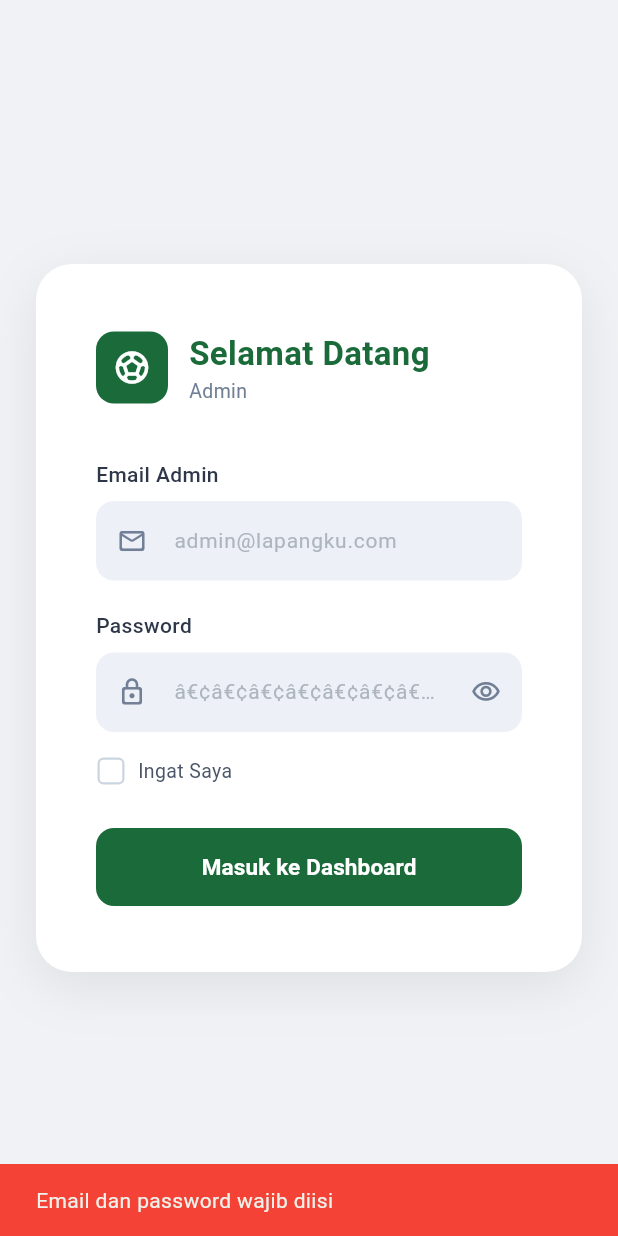
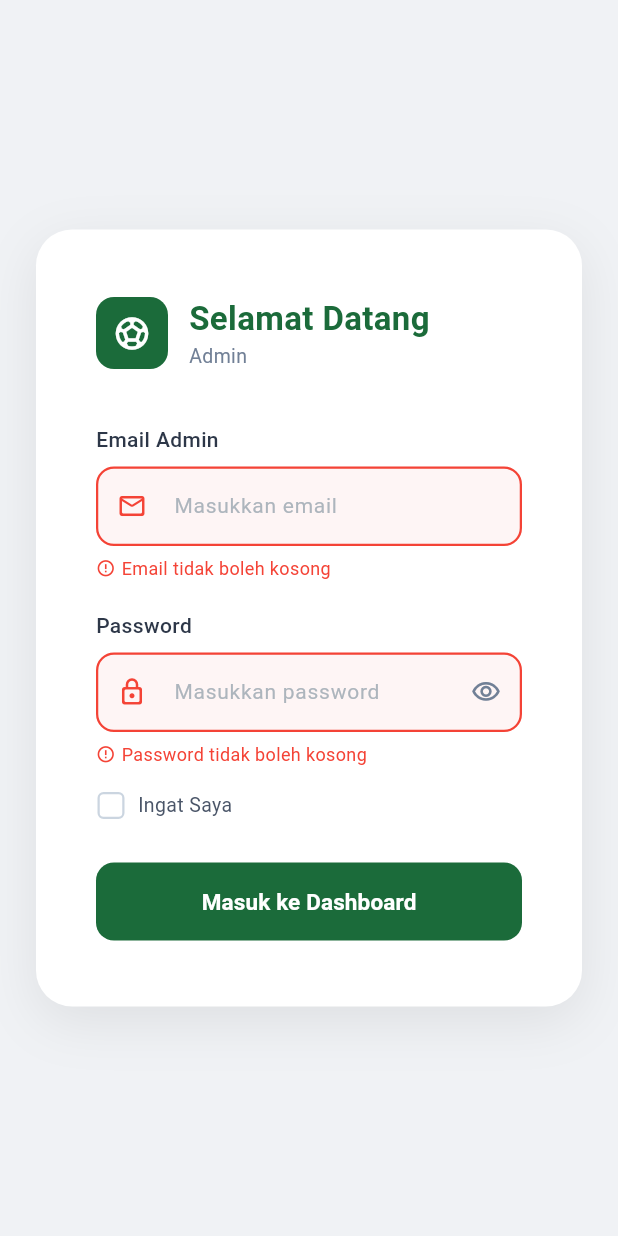
Before and after one commit to Maulanahb/Lapangku, a Flutter app: the AdminLoginPage screen opened by its route, after a tap on "Masuk ke Dashboard", on a phone screen of 412 x 824 dp. Run offline on Flutter 3.47's test engine with Material 3 defaults, Android fonts, the phone set to English and light mode, and no system bars; our stand-ins replace cloud_firestore, firebase_auth, firebase_core, firebase_storage, fl_chart, flutter_riverpod and 5 more; missing offline and left inert: email_otp; accounts and stored records are empty.

Commit message:
fix: update placeholder dan tambah validasi error pada login admin

```diff
--- a/lib/views/admin/admin_login_page.dart
+++ b/lib/views/admin/admin_login_page.dart
@@ -19,6 +19,9 @@ class _AdminLoginPageState extends ConsumerState<AdminLoginPage> {
   final _passwordController = TextEditingController();
   bool _obscurePassword = true;
   bool _rememberMe = false;
+  String? _emailError;
+  String? _passwordError;
+  String? _loginError;
 
   @override
   void initState() {
@@ -45,8 +48,30 @@ class _AdminLoginPageState extends ConsumerState<AdminLoginPage> {
   }
 
   Future<void> _login() async {
-    if (_emailController.text.isEmpty || _passwordController.text.isEmpty) {
-      _showSnackbar('Email dan password wajib diisi', isError: true);
+    setState(() {
+      _emailError = null;
+      _passwordError = null;
+      _loginError = null;
+    });
+
+    if (_emailController.text.isEmpty && _passwordController.text.isEmpty) {
+      setState(() {
+        _emailError = 'Email tidak boleh kosong';
+        _passwordError = 'Password tidak boleh kosong';
+        _loginError = 'Email dan password tidak boleh kosong';
+      });
+      return;
+    }
+    if (_emailController.text.isEmpty) {
+      setState(() {
+        _emailError = 'Email tidak boleh kosong';
+      });
+      return;
+    }
+    if (_passwordController.text.isEmpty) {
+      setState(() {
+        _passwordError = 'Password tidak boleh kosong';
+      });
       return;
     }
 
@@ -60,7 +85,11 @@ class _AdminLoginPageState extends ConsumerState<AdminLoginPage> {
     final authState = ref.read(authProvider);
 
     if (authState.errorMessage != null) {
-      _showSnackbar(authState.errorMessage!, isError: true);
+      setState(() {
+        _emailError = '';
+        _passwordError = '';
+        _loginError = 'Email atau password yang kamu masukkan salah';
+      });
       return;
     }
 
@@ -79,7 +108,9 @@ class _AdminLoginPageState extends ConsumerState<AdminLoginPage> {
 
         Navigator.pushReplacementNamed(context, '/admin-home');
       } else {
-        _showSnackbar('Akun ini bukan admin!', isError: true);
+        setState(() {
+          _loginError = 'Akun ini bukan admin!';
+        });
         await ref.read(authProvider.notifier).logout();
       }
     }
@@ -176,16 +207,17 @@ class _AdminLoginPageState extends ConsumerState<AdminLoginPage> {
                   controller: _emailController,
                   keyboardType: TextInputType.emailAddress,
                   style: const TextStyle(fontSize: 14),
+                  onChanged: (_) => setState(() { _emailError = null; _loginError = null; }),
                   decoration: InputDecoration(
-                    hintText: 'admin@lapangku.com',
+                    hintText: 'Masukkan email',
                     hintStyle: const TextStyle(color: Color(0xFFADB5BD)),
-                    prefixIcon: const Icon(
+                    prefixIcon: Icon(
                       Icons.mail_outline_rounded,
-                      color: Color(0xFF718096),
+                      color: _emailError != null ? Colors.red : const Color(0xFF718096),
                       size: 20,
                     ),
                     filled: true,
-                    fillColor: _fieldBg,
+                    fillColor: _emailError != null ? Colors.red.withOpacity(0.05) : _fieldBg,
                     contentPadding: const EdgeInsets.symmetric(
                       horizontal: 16,
                       vertical: 16,
@@ -194,15 +226,34 @@ class _AdminLoginPageState extends ConsumerState<AdminLoginPage> {
                       borderRadius: BorderRadius.circular(12),
                       borderSide: BorderSide.none,
                     ),
+                    enabledBorder: OutlineInputBorder(
+                      borderRadius: BorderRadius.circular(12),
+                      borderSide: _emailError != null
+                          ? const BorderSide(color: Colors.red, width: 1.5)
+                          : BorderSide.none,
+                    ),
                     focusedBorder: OutlineInputBorder(
                       borderRadius: BorderRadius.circular(12),
-                      borderSide: const BorderSide(
-                        color: _primary,
+                      borderSide: BorderSide(
+                        color: _emailError != null ? Colors.red : _primary,
                         width: 1.5,
                       ),
                     ),
                   ),
                 ),
+                if (_emailError != null && _emailError!.isNotEmpty) ...[
+                  const SizedBox(height: 6),
+                  Row(
+                    children: [
+                      const Icon(Icons.error_outline, size: 13, color: Colors.red),
+                      const SizedBox(width: 4),
+                      Text(
+                        _emailError!,
+                        style: const TextStyle(color: Colors.red, fontSize: 12),
+                      ),
+                    ],
+                  ),
+                ],
                 const SizedBox(height: 20),
 
                 // â”€â”€â”€ Password Field â”€â”€â”€â”€â”€â”€â”€â”€â”€â”€â”€â”€â”€â”€â”€â”€â”€â”€â”€â”€â”€â”€â”€â”€â”€â”€â”€â”€â”€â”€â”€â”€â”€â”€â”€â”€â”€â”€â”€
@@ -219,12 +270,13 @@ class _AdminLoginPageState extends ConsumerState<AdminLoginPage> {
                   controller: _passwordController,
                   obscureText: _obscurePassword,
                   style: const TextStyle(fontSize: 14),
+                  onChanged: (_) => setState(() { _passwordError = null; _loginError = null; }),
                   decoration: InputDecoration(
-                    hintText: 'â€¢â€¢â€¢â€¢â€¢â€¢â€¢â€¢',
+                    hintText: 'Masukkan password',
                     hintStyle: const TextStyle(color: Color(0xFFADB5BD)),
-                    prefixIcon: const Icon(
+                    prefixIcon: Icon(
                       Icons.lock_outline_rounded,
-                      color: Color(0xFF718096),
+                      color: _passwordError != null ? Colors.red : const Color(0xFF718096),
                       size: 20,
                     ),
                     suffixIcon: IconButton(
@@ -239,7 +291,7 @@ class _AdminLoginPageState extends ConsumerState<AdminLoginPage> {
                           setState(() => _obscurePassword = !_obscurePassword),
                     ),
                     filled: true,
-                    fillColor: _fieldBg,
+                    fillColor: _passwordError != null ? Colors.red.withOpacity(0.05) : _fieldBg,
                     contentPadding: const EdgeInsets.symmetric(
                       horizontal: 16,
                       vertical: 16,
@@ -248,15 +300,34 @@ class _AdminLoginPageState extends ConsumerState<AdminLoginPage> {
                       borderRadius: BorderRadius.circular(12),
                       borderSide: BorderSide.none,
                     ),
+                    enabledBorder: OutlineInputBorder(
+                      borderRadius: BorderRadius.circular(12),
+                      borderSide: _passwordError != null
+                          ? const BorderSide(color: Colors.red, width: 1.5)
+                          : BorderSide.none,
+                    ),
                     focusedBorder: OutlineInputBorder(
                       borderRadius: BorderRadius.circular(12),
-                      borderSide: const BorderSide(
-                        color: _primary,
+                      borderSide: BorderSide(
+                        color: _passwordError != null ? Colors.red : _primary,
                         width: 1.5,
                       ),
                     ),
                   ),
                 ),
+                if (_passwordError != null && _passwordError!.isNotEmpty) ...[
+                  const SizedBox(height: 6),
+                  Row(
+                    children: [
+                      const Icon(Icons.error_outline, size: 13, color: Colors.red),
+                      const SizedBox(width: 4),
+                      Text(
+                        _passwordError!,
+                        style: const TextStyle(color: Colors.red, fontSize: 12),
+                      ),
+                    ],
+                  ),
+                ],
                 const SizedBox(height: 16),
 
                 // â”€â”€â”€ Remember Me & Lupa Password â”€â”€â”€â”€â”€â”€â”€â”€â”€â”€â”€â”€â”€â”€â”€â”€â”€â”€â”€â”€â”€â”€â”€â”€â”€
```
